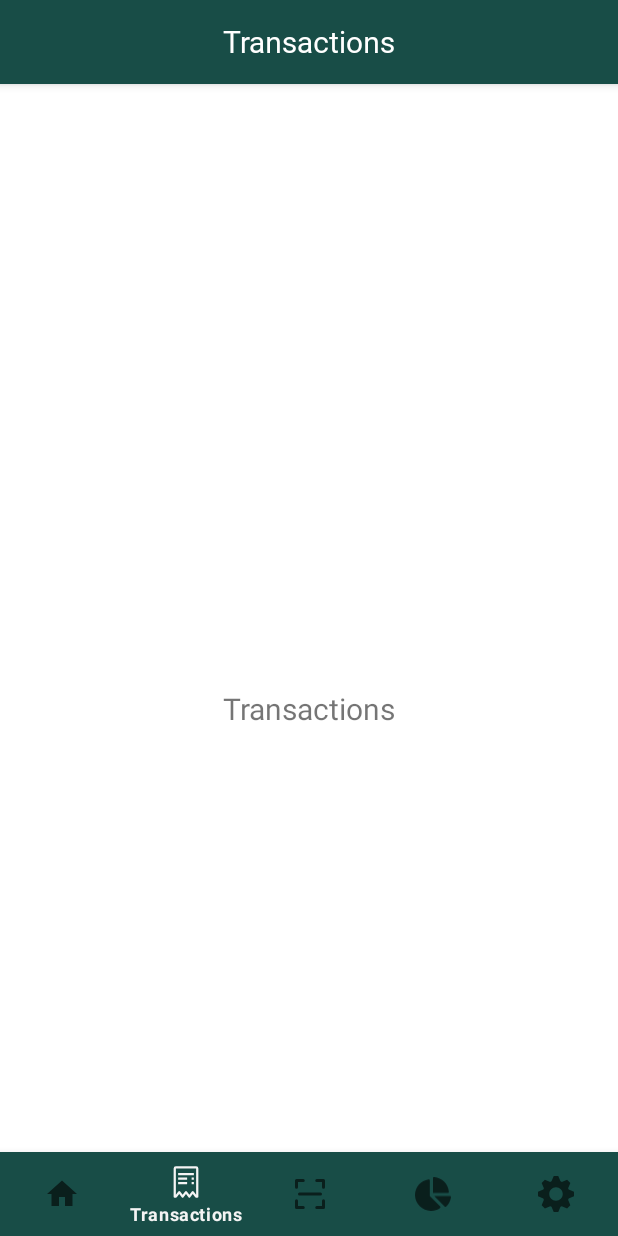
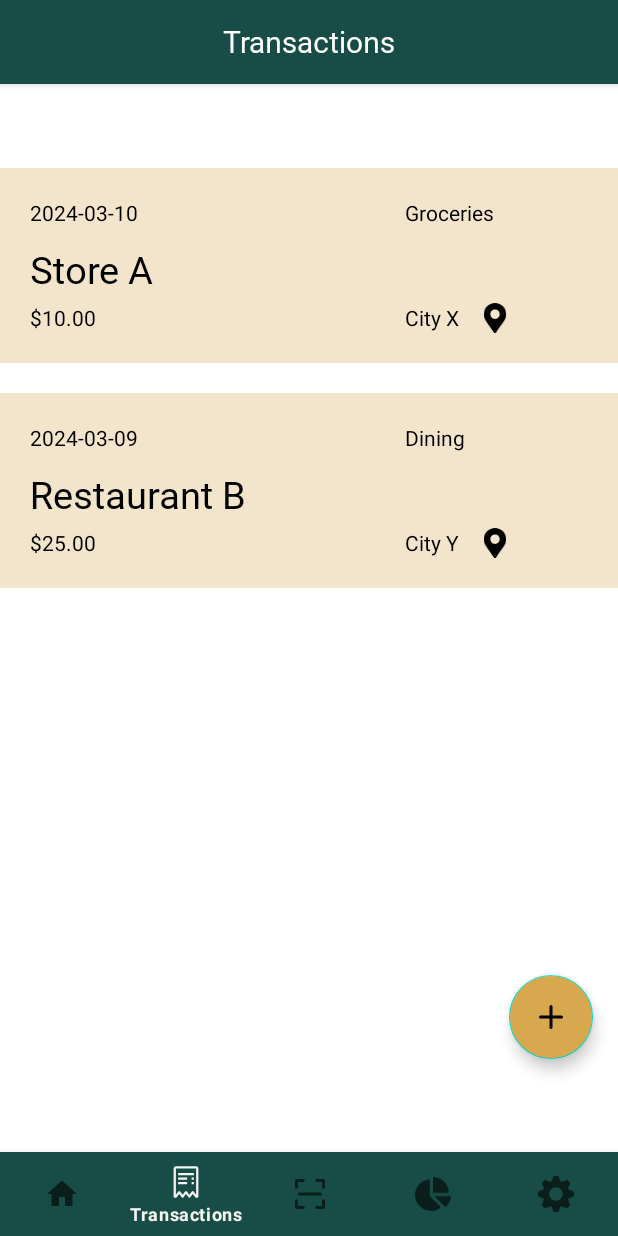
Before and after one commit to IceTeaXXD/Bondoman-Wallet-App, an Android app: the TransactionsFragment screen opened through its navigation route, on a phone screen of 412 x 824 dp. Run offline under Robolectric (Android 15) with nearby library versions, the phone set to English and light mode, and no system bars; our stand-ins replace navigation-ui; 1 statement that could not run was skipped.

Commit message:
feat: Transactions Screen

```diff
--- /dev/null
+++ b/app/src/main/java/com/example/bondoman/ui/transactions/Transaction.kt
@@ -0,0 +1,9 @@
+package com.example.bondoman.ui.transactions
+
+data class Transaction(
+    var date: String,
+    var name: String,
+    var location: String,
+    var price: String,
+    var category: String
+)
--- /dev/null
+++ b/app/src/main/java/com/example/bondoman/ui/transactions/TransactionAdapter.kt
@@ -0,0 +1,39 @@
+package com.example.bondoman.ui.transactions
+
+import android.view.LayoutInflater
+import android.view.ViewGroup
+import androidx.recyclerview.widget.RecyclerView
+import com.example.bondoman.databinding.TransactionItemBinding
+
+class TransactionAdapter(private val data: List<Transaction>):
+    RecyclerView.Adapter<TransactionAdapter.ViewHolder>() {
+    class ViewHolder(binding: TransactionItemBinding): RecyclerView.ViewHolder(binding.root) {
+        val transaction_name = binding.tvTransaksi
+        val transaction_date = binding.tvTransactionDate
+        val transaction_category = binding.tvKategori
+        val transaction_price = binding.price
+        val transaction_location = binding.Location
+    }
+
+    override fun onCreateViewHolder(parent: ViewGroup, viewType: Int): ViewHolder {
+        return ViewHolder(
+            TransactionItemBinding.inflate(
+                LayoutInflater.from(parent.context),
+                parent,
+                false
+            )
+        )
+    }
+
+    override fun onBindViewHolder(holder: ViewHolder, position: Int) {
+        holder.transaction_name.text = data[position].name.toString()
+        holder.transaction_date.text = data[position].date.toString()
+        holder.transaction_category.text = data[position].category.toString()
+        holder.transaction_location.text = data[position].location.toString()
+        holder.transaction_price.text = data[position].price.toString()
+    }
+
+    override fun getItemCount(): Int {
+        return data.count()
+    }
+}
--- a/app/src/main/java/com/example/bondoman/ui/transactions/TransactionsFragment.kt
+++ b/app/src/main/java/com/example/bondoman/ui/transactions/TransactionsFragment.kt
@@ -1,32 +1,39 @@
 package com.example.bondoman.ui.transactions
 
-import androidx.lifecycle.ViewModelProvider
 import android.os.Bundle
-import androidx.fragment.app.Fragment
 import android.view.LayoutInflater
 import android.view.View
 import android.view.ViewGroup
-import com.example.bondoman.R
+import android.widget.FrameLayout
+import androidx.fragment.app.Fragment
+import androidx.recyclerview.widget.LinearLayoutManager
+import androidx.recyclerview.widget.RecyclerView
+import com.example.bondoman.databinding.FragmentTransactionsBinding
 
 class TransactionsFragment : Fragment() {
 
-    companion object {
-        fun newInstance() = TransactionsFragment()
-    }
+    private var _binding: FragmentTransactionsBinding? = null
+    private val binding get() = _binding!!
 
-    private lateinit var viewModel: TransactionsViewModel
+    private lateinit var rv: RecyclerView
+
+    private val listOfTransaction: MutableList<Transaction> = mutableListOf()
 
     override fun onCreateView(
-        inflater: LayoutInflater, container: ViewGroup?,
+        inflater: LayoutInflater,
+        container: ViewGroup?,
         savedInstanceState: Bundle?
     ): View? {
-        return inflater.inflate(R.layout.fragment_transactions, container, false)
+
+        listOfTransaction.add(Transaction("2024-03-10", "Store A", "City X", "$10.00", "Groceries"))
+        listOfTransaction.add(Transaction("2024-03-09", "Restaurant B", "City Y", "$25.00", "Dining"))
+
+        _binding = FragmentTransactionsBinding.inflate(inflater, container, false)
+
+        rv = binding.rvTransaction
+        rv.layoutManager = LinearLayoutManager(requireContext())
+        rv.adapter = TransactionAdapter(listOfTransaction)
+
+        return binding.root
     }
-
-    override fun onActivityCreated(savedInstanceState: Bundle?) {
-        super.onActivityCreated(savedInstanceState)
-        viewModel = ViewModelProvider(this).get(TransactionsViewModel::class.java)
-        // TODO: Use the ViewModel
-    }
-
 }
--- /dev/null
+++ b/app/src/main/res/drawable/map_marker.xml
@@ -0,0 +1,9 @@
+<vector xmlns:android="http://schemas.android.com/apk/res/android"
+    android:width="384dp"
+    android:height="512dp"
+    android:viewportWidth="384"
+    android:viewportHeight="512">
+  <path
+      android:fillColor="#FF000000"
+      android:pathData="m172.27,501.67c-145.3,-210.64 -172.27,-232.26 -172.27,-309.67 0,-106.04 85.96,-192 192,-192s192,85.96 192,192c0,77.41 -26.97,99.03 -172.27,309.67 -9.53,13.77 -29.93,13.77 -39.46,0zM192,272c44.18,0 80,-35.82 80,-80s-35.82,-80 -80,-80 -80,35.82 -80,80 35.82,80 80,80z"/>
+</vector>
--- /dev/null
+++ b/app/src/main/res/drawable/plus.xml
@@ -0,0 +1,14 @@
+<vector xmlns:android="http://schemas.android.com/apk/res/android"
+    android:width="24dp"
+    android:height="24dp"
+    android:viewportWidth="24"
+    android:viewportHeight="24">
+  <path
+      android:pathData="m24,24l-24,-0l-0,-24l24,-0z"
+      android:strokeAlpha="0"
+      android:fillColor="#fff"
+      android:fillAlpha="0"/>
+  <path
+      android:pathData="m19,11h-6v-6a1,1 0,0 0,-2 0v6h-6a1,1 0,0 0,0 2h6v6a1,1 0,0 0,2 0v-6h6a1,1 0,0 0,0 -2z"
+      android:fillColor="#231f20"/>
+</vector>
--- a/app/src/main/res/layout/fragment_transactions.xml
+++ b/app/src/main/res/layout/fragment_transactions.xml
@@ -5,20 +5,30 @@
     xmlns:tools="http://schemas.android.com/tools"
     android:layout_width="match_parent"
     android:layout_height="match_parent"
+    android:layout_marginTop="0dp"
     tools:context=".ui.transactions.TransactionsFragment">
 
-    <TextView
+    <androidx.recyclerview.widget.RecyclerView
+        android:id="@+id/rvTransaction"
         android:layout_width="match_parent"
-        android:layout_height="wrap_content"
-        android:text="@string/title_transactions"
-        android:layout_marginStart="8dp"
-        android:layout_marginTop="8dp"
-        android:layout_marginEnd="8dp"
-        android:textAlignment="center"
-        android:textSize="20sp"
+        android:layout_height="match_parent"
+        app:layout_constraintBottom_toBottomOf="parent"
         app:layout_constraintEnd_toEndOf="parent"
         app:layout_constraintStart_toStartOf="parent"
         app:layout_constraintTop_toTopOf="parent"
-        app:layout_constraintBottom_toBottomOf="parent"/>
+        app:layout_constraintVertical_bias="1.0" />
+
+    <com.google.android.material.floatingactionbutton.FloatingActionButton
+        android:id="@+id/fabAddTransaction"
+        android:layout_width="wrap_content"
+        android:layout_height="wrap_content"
+        android:backgroundTint="@color/gold"
+        android:src="@drawable/plus"
+        app:layout_constraintBottom_toBottomOf="parent"
+        app:layout_constraintEnd_toEndOf="parent"
+        app:layout_constraintHorizontal_bias="0.954"
+        app:layout_constraintStart_toStartOf="parent"
+        app:layout_constraintTop_toTopOf="parent"
+        app:layout_constraintVertical_bias="0.82" />
 
 </androidx.constraintlayout.widget.ConstraintLayout>
--- /dev/null
+++ b/app/src/main/res/layout/transaction_item.xml
@@ -0,0 +1,61 @@
+<?xml version="1.0" encoding="utf-8"?>
+<FrameLayout xmlns:android="http://schemas.android.com/apk/res/android"
+    android:layout_width="match_parent"
+    android:layout_height="wrap_content"
+    android:padding="20dp"
+    android:layout_marginBottom="20dp"
+    android:background="@color/cream">
+
+    <TextView
+        android:id="@+id/tvTransactionDate"
+        android:layout_width="wrap_content"
+        android:layout_height="wrap_content"
+        android:text="dd/mm/yyyy"
+        android:textColor="@color/black"/>
+
+    <TextView
+        android:id="@+id/tvKategori"
+        android:layout_width="wrap_content"
+        android:layout_height="wrap_content"
+        android:layout_marginLeft="250dp"
+        android:text="@string/kategori"
+        android:textColor="@color/black" />
+
+    <TextView
+        android:id="@+id/tvTransaksi"
+        android:layout_width="wrap_content"
+        android:layout_height="wrap_content"
+        android:fontFamily="@font/caruban"
+        android:textColor="@color/black"
+        android:text="@string/app_name"
+        android:layout_marginTop="30dp"
+        android:textSize="25sp"/>
+
+    <TextView
+        android:id="@+id/price"
+        android:layout_width="wrap_content"
+        android:layout_height="wrap_content"
+        android:textColor="@color/black"
+        android:layout_marginTop="70dp"
+        android:text="IDR 15000"/>
+
+    <ImageView
+        android:id="@+id/locationSymbol"
+        android:layout_width="20dp"
+        android:layout_height="20dp"
+        android:src="@drawable/map_marker"
+        android:layout_marginLeft="300dp"
+        android:layout_marginRight="20dp"
+        android:layout_marginTop="70dp"
+        />
+
+    <TextView
+        android:id="@+id/Location"
+        android:layout_width="wrap_content"
+        android:layout_height="wrap_content"
+        android:textColor="@color/black"
+        android:text="Lokasi"
+        android:layout_marginTop="70dp"
+        android:layout_marginLeft="250dp" />
+
+</FrameLayout>
--- a/app/src/main/res/values/strings.xml
+++ b/app/src/main/res/values/strings.xml
@@ -9,4 +9,5 @@
     <string name="title_settings">Settings</string>
     <string name="welcome">Sugeng Rawuh</string>
     <string name="login_name">Mlebet</string>
+    <string name="kategori">Kategori</string>
 </resources>
```
